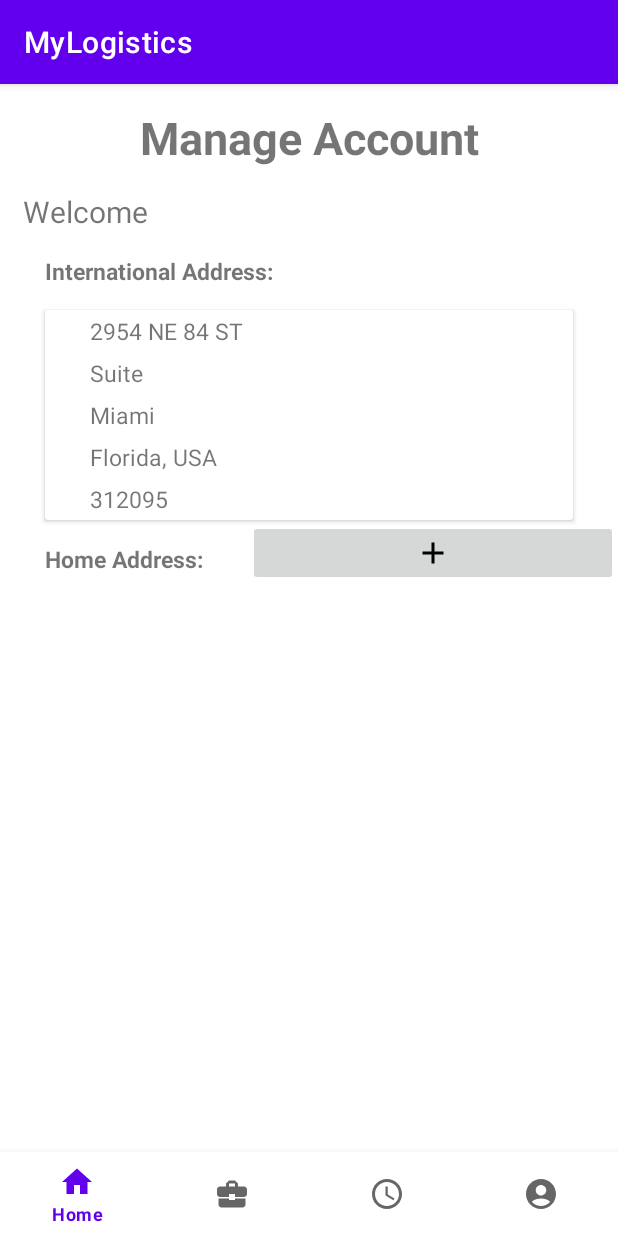
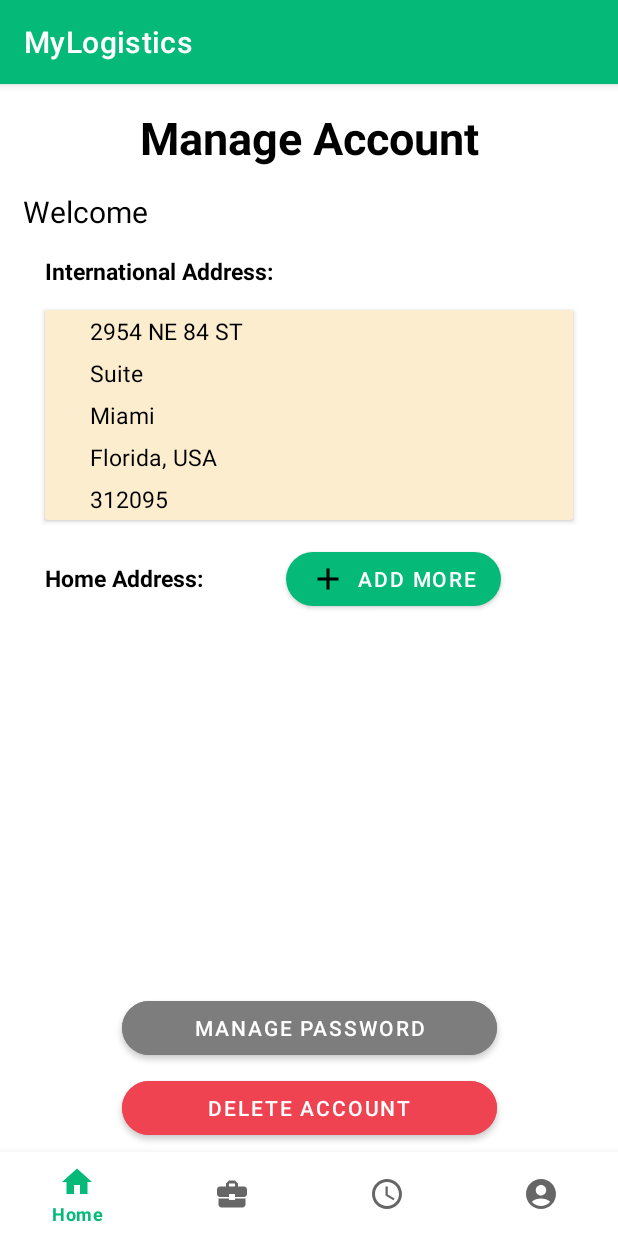
Before and after one commit to DevOps242/MyLogistics, an Android app: the AccountSettingActivity screen opened directly, with no data from a screen before it, on a phone screen of 412 x 824 dp. Run offline under Robolectric (Android 15) with nearby library versions, the phone set to English and light mode, and no system bars.

Commit message:
Update Account Page and added address items.

```diff
--- a/app/src/main/java/com/lh1158892/mylogistics/Model/Address.kt
+++ b/app/src/main/java/com/lh1158892/mylogistics/Models/Address.kt
@@ -1,4 +1,4 @@
-package com.lh1158892.mylogistics.Model
+package com.lh1158892.mylogistics.Models
 
 class Address (
     var id : String? = null,
--- a/app/src/main/java/com/lh1158892/mylogistics/Model/Delivery.kt
+++ b/app/src/main/java/com/lh1158892/mylogistics/Models/Delivery.kt
@@ -1,4 +1,4 @@
-package com.lh1158892.mylogistics.Model
+package com.lh1158892.mylogistics.Models
 
 import com.google.type.DateTime
 
--- a/app/src/main/java/com/lh1158892/mylogistics/Model/Parcel.kt
+++ b/app/src/main/java/com/lh1158892/mylogistics/Models/Parcel.kt
@@ -1,4 +1,4 @@
-package com.lh1158892.mylogistics.Model
+package com.lh1158892.mylogistics.Models
 
 import java.text.DecimalFormat
 
--- a/app/src/main/java/com/lh1158892/mylogistics/Model/Payment.kt
+++ b/app/src/main/java/com/lh1158892/mylogistics/Models/Payment.kt
@@ -1,4 +1,4 @@
-package com.lh1158892.mylogistics.Model
+package com.lh1158892.mylogistics.Models
 
 import com.google.type.DateTime
 import java.text.DecimalFormat
--- a/app/src/main/java/com/lh1158892/mylogistics/Model/Recepient.kt
+++ b/app/src/main/java/com/lh1158892/mylogistics/Models/Recepient.kt
@@ -1,4 +1,4 @@
-package com.lh1158892.mylogistics.Model
+package com.lh1158892.mylogistics.Models
 
 import com.google.type.DateTime
 
--- a/app/src/main/res/layout/activity_account_setting.xml
+++ b/app/src/main/res/layout/activity_account_setting.xml
@@ -14,6 +14,7 @@
         android:layout_marginVertical="15dp"
         android:textSize="30dp"
         android:textStyle="bold"
+        android:textColor="@color/black"
         android:textAlignment="center"
         app:layout_constraintEnd_toEndOf="parent"
         app:layout_constraintStart_toStartOf="parent"
@@ -27,6 +28,7 @@
         android:layout_marginVertical="15dp"
         android:layout_marginHorizontal="15dp"
         android:textSize="20dp"
+        android:textColor="@color/black"
         app:layout_constraintTop_toBottomOf="@id/accountPageTitle"
         />
 
@@ -39,6 +41,7 @@
         android:layout_marginHorizontal="30dp"
         android:textSize="15dp"
         android:textStyle="bold"
+        android:textColor="@color/black"
         app:layout_constraintTop_toBottomOf="@id/welcomeMessage"
         />
 
@@ -49,6 +52,7 @@
         android:layout_height="wrap_content"
         android:layout_marginVertical="15dp"
         android:layout_marginHorizontal="30dp"
+        android:backgroundTint="@color/brown_300"
         app:layout_constraintTop_toBottomOf="@id/internationalAddressHeading"
         >
         <LinearLayout
@@ -63,6 +67,7 @@
             android:layout_marginVertical="3dp"
             android:layout_marginHorizontal="30dp"
             android:textSize="15sp"
+            android:textColor="@color/black"
             />
 
         <TextView
@@ -73,6 +78,7 @@
             android:layout_marginHorizontal="30dp"
             android:layout_marginVertical="3dp"
             android:textSize="15sp"
+            android:textColor="@color/black"
             app:layout_constraintTop_toBottomOf="@id/internationalStreetAddress"
             />
 
@@ -84,6 +90,7 @@
             android:layout_marginHorizontal="30dp"
             android:layout_marginVertical="3dp"
             android:textSize="15dp"
+                android:textColor="@color/black"
             app:layout_constraintTop_toBottomOf="@id/internationalSuiteNumber"
             />
         <TextView
@@ -94,6 +101,7 @@
             android:layout_marginHorizontal="30dp"
             android:layout_marginVertical="3dp"
             android:textSize="15dp"
+            android:textColor="@color/black"
             app:layout_constraintTop_toBottomOf="@id/internationalCity"
             />
         <TextView
@@ -104,6 +112,7 @@
             android:layout_marginHorizontal="30dp"
             android:layout_marginVertical="3dp"
             android:textSize="15dp"
+            android:textColor="@color/black"
             app:layout_constraintTop_toBottomOf="@id/internationalStateCountry"
             />
         </LinearLayout>
@@ -123,16 +132,52 @@
             android:layout_marginHorizontal="30dp"
             android:textSize="15dp"
             android:textStyle="bold"
+            android:textColor="@color/black"
             />
 
-        <ImageButton
+        <Button
             android:id="@+id/homeAddressAddButton"
             android:layout_width="wrap_content"
             android:layout_height="wrap_content"
-            android:layout_weight="1"
-            app:srcCompat="@drawable/baseline_add_24"
+            android:layout_marginVertical="15dp"
+            android:layout_marginHorizontal="25dp"
+            android:textAlignment="center"
+            app:cornerRadius="20dp"
+            android:drawableLeft="@drawable/baseline_add_24"
+            android:text="Add More"
             />
     </LinearLayout>
+
+
+    <Button
+        android:id="@+id/managePasswordButton"
+        android:layout_width="250dp"
+        android:layout_height="wrap_content"
+        android:layout_marginHorizontal="50dp"
+        android:layout_marginVertical="5dp"
+        android:text="Manage Password"
+        app:cornerRadius="20dp"
+        android:textAlignment="center"
+        app:layout_constraintBottom_toTopOf="@+id/deleteAccountButton"
+        app:layout_constraintEnd_toEndOf="parent"
+        app:layout_constraintStart_toStartOf="parent"
+        android:backgroundTint="@color/gray_800"
+        />
+
+    <Button
+        android:id="@+id/deleteAccountButton"
+        android:layout_width="250dp"
+        android:layout_height="wrap_content"
+        android:layout_marginHorizontal="50dp"
+        android:layout_marginVertical="5dp"
+        android:text="Delete Account"
+        app:cornerRadius="20dp"
+        android:textAlignment="center"
+        app:layout_constraintBottom_toTopOf="@+id/bottomNavigationView"
+        app:layout_constraintEnd_toEndOf="parent"
+        app:layout_constraintStart_toStartOf="parent"
+        android:backgroundTint="@color/red_650"
+        />
 
 
     <!--Navigation Bar-->
--- a/app/src/main/res/values/colors.xml
+++ b/app/src/main/res/values/colors.xml
@@ -7,4 +7,17 @@
     <color name="teal_700">#FF018786</color>
     <color name="black">#FF000000</color>
     <color name="white">#FFFFFFFF</color>
+
+    <color name="brown_300">#FCEDCE</color>
+    <color name="brown_600">#E7D3AE</color>
+    <color name="gray_100">#CBCBCB</color>
+    <color name="gray_300">#B8AF9F</color>
+    <color name="gray_800">#7D7D7D</color>
+    <color name="green_300">#EDFEF8</color>
+    <color name="green_500">#05BA78</color>
+    <color name="green_800">#3A7574</color>
+    <color name="black_800">#261E15</color>
+    <color name="red_300">#D16A61</color>
+    <color name="red_650">#EF4351</color>
+
 </resources>
--- a/app/src/main/res/values/themes.xml
+++ b/app/src/main/res/values/themes.xml
@@ -2,7 +2,7 @@
     <!-- Base application theme. -->
     <style name="Theme.MyLogistics" parent="Theme.MaterialComponents.DayNight.DarkActionBar">
         <!-- Primary brand color. -->
-        <item name="colorPrimary">@color/purple_500</item>
+        <item name="colorPrimary">@color/green_500</item>
         <item name="colorPrimaryVariant">@color/purple_700</item>
         <item name="colorOnPrimary">@color/white</item>
         <!-- Secondary brand color. -->
```
Also changed, not shown: app/src/main/res/layout/home_address.xml (added, +75 -0 lines).
